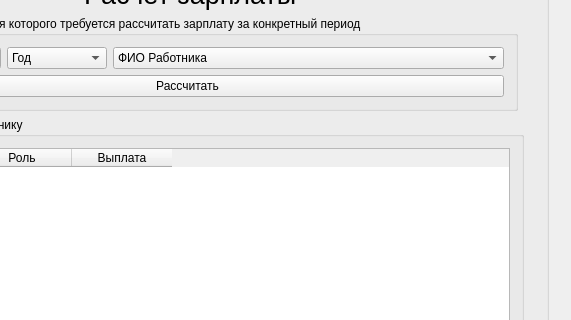
Above: salary/salary.ui from a-mihaylov/salary before the change; both pictures show x 413 to 984 and y 88 to 408 of the 984 by 567 pixel window. Below: the same form after it.
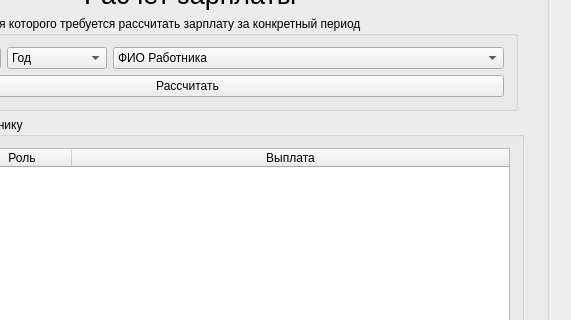
That is the form after the change. The open tabs and pages were chosen to show the change.

Commit message: Настройка корректного отображения таблиц.

```diff
--- a/salary/salary.ui
+++ b/salary/salary.ui
@@ -1074,7 +1074,7 @@
                      <number>100</number>
                     </attribute>
                     <attribute name="horizontalHeaderStretchLastSection">
-                     <bool>false</bool>
+                     <bool>true</bool>
                     </attribute>
                     <attribute name="verticalHeaderHighlightSections">
                      <bool>true</bool>
```
Left out of the diff: 4 changed lines with no effect on the pictures. The commit also changes 2 other files.
